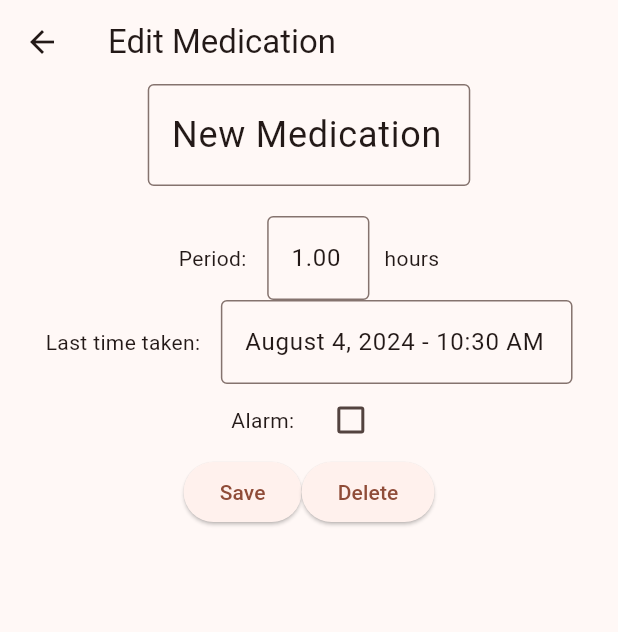
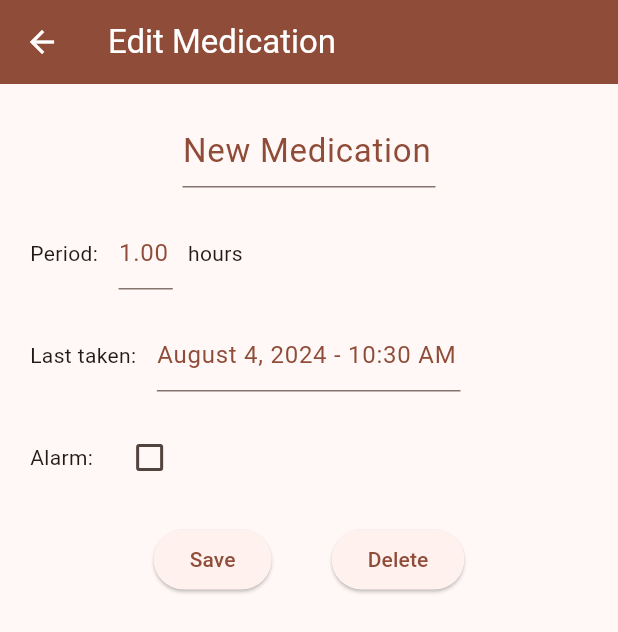
Before and after one commit to annmarie2/meds_tracker, a Flutter app: the screen it shows after launch, after a tap on the "add" icon, on a phone screen of 412 x 824 dp. Shown: the top 632 px of the screen. Run offline on Flutter 3.47's test engine with Material 3 defaults, Android fonts, the phone set to English and light mode, and no system bars; our stand-ins replace shared_preferences.

Commit message:
prettified edit page

```diff
--- a/lib/edit_view.dart
+++ b/lib/edit_view.dart
@@ -78,33 +78,52 @@ class _EditViewState extends State<EditView> {
     // var appState = context.watch<MainAppState>();
     return Scaffold(
       appBar: AppBar(
-        title: Text('Edit Medication'),
+        title: Text(
+          'Edit Medication',
+          style: TextStyle(
+            color: Theme.of(context).colorScheme.onPrimary,
+          ),
+        ),
+        backgroundColor: Theme.of(context).colorScheme.primary,
+        iconTheme: IconThemeData(
+          color: Theme.of(context).colorScheme.onPrimary,
+        ),
       ),
       body: Column(
         children: [
+          SizedBox(height: 20),
           IntrinsicWidth(
             child: TextFormField(
               controller: _nameController,
               decoration: InputDecoration(
-                border: OutlineInputBorder(),
+                border: UnderlineInputBorder(),
               ),
               style: TextStyle(
-                fontSize: 24.0,
+                fontSize: Theme.of(context).textTheme.titleLarge?.fontSize,
+                color: Theme.of(context).colorScheme.primary,
               ),
               onChanged: (value) {},
             ),
           ),
           SizedBox(height: 20),
+          Padding(
+            padding: const EdgeInsets.only(left: 20.0),
+            child: Column(
+              crossAxisAlignment: CrossAxisAlignment.start,
+              children: [
                 Row(
-            mainAxisAlignment: MainAxisAlignment.center,
                   children: [
                     Text("Period: "),
-              SizedBox(width: 10), // Add some space between the text and the input field
+                    SizedBox(width: 10),
                     IntrinsicWidth(
                       child: TextFormField(
                         controller: _durationController,
                         decoration: InputDecoration(
-                    border: OutlineInputBorder(),
+                          border: UnderlineInputBorder(),
+                        ),
+                        style: TextStyle(
+                          fontSize: Theme.of(context).textTheme.bodyLarge?.fontSize,
+                          color: Theme.of(context).colorScheme.primary,
                         ),
                         onChanged: (value) {},
                       ),
@@ -113,34 +132,34 @@ class _EditViewState extends State<EditView> {
                     Text('hours'),
                   ],
                 ),
+                SizedBox(height: 20),
                 Row(
-            mainAxisAlignment: MainAxisAlignment.center,
                   children: [
-              Text('Last time taken: '),
+                    Text('Last taken: '),
                     SizedBox(width: 10),
                     IntrinsicWidth(
                       child: TextFormField(
                         controller: _lastTriggeredController,
-                  // initialValue: DateFormat('MMMM d, yyyy - h:mm a').format(widget.med.lastTriggered), // Display the time in a human-readable format
                         decoration: InputDecoration(
-                    border: OutlineInputBorder(),
+                          border: UnderlineInputBorder(),
                         ),
-                  onChanged: (value) {
-                    // TODO: Handle changes to the input field if necessary
-                  },
+                        style: TextStyle(
+                          fontSize: Theme.of(context).textTheme.bodyLarge?.fontSize,
+                          color: Theme.of(context).colorScheme.primary,
+                        ),
+                        onChanged: (value) {},
                       ),
                     ),
                   ],
                 ),
+                SizedBox(height: 20),
                 Row(
-            mainAxisAlignment: MainAxisAlignment.center,
                   children: [
                     Text('Alarm: '),
                     SizedBox(width: 10),
                     Checkbox(
                       value: _alarm,
                       onChanged: (bool? value) {
-                  // TODO: Handle changes to the checkbox if necessary
                         setState(() {
                           _alarm = value ?? false;
                         });
@@ -148,19 +167,26 @@ class _EditViewState extends State<EditView> {
                     ),
                   ],
                 ),
-          Row(
-            mainAxisAlignment: MainAxisAlignment.center,
+                SizedBox(height: 20),
+              ],
+            ),
+          ),
+          Center(
+            child: Row(
+              mainAxisSize: MainAxisSize.min, // Ensures the Row takes up only as much space as its children
               children: [
                 ElevatedButton(
                   onPressed: _save,
                   child: Text('Save'),
                 ),
+                SizedBox(width: 40),
                 ElevatedButton(
                   onPressed: _delete,
                   child: Text('Delete'),
                 ),
               ],
             ),
+          ),
         ],
       ),
     );
```
Lines whose indentation alone changed are shown as unchanged.
